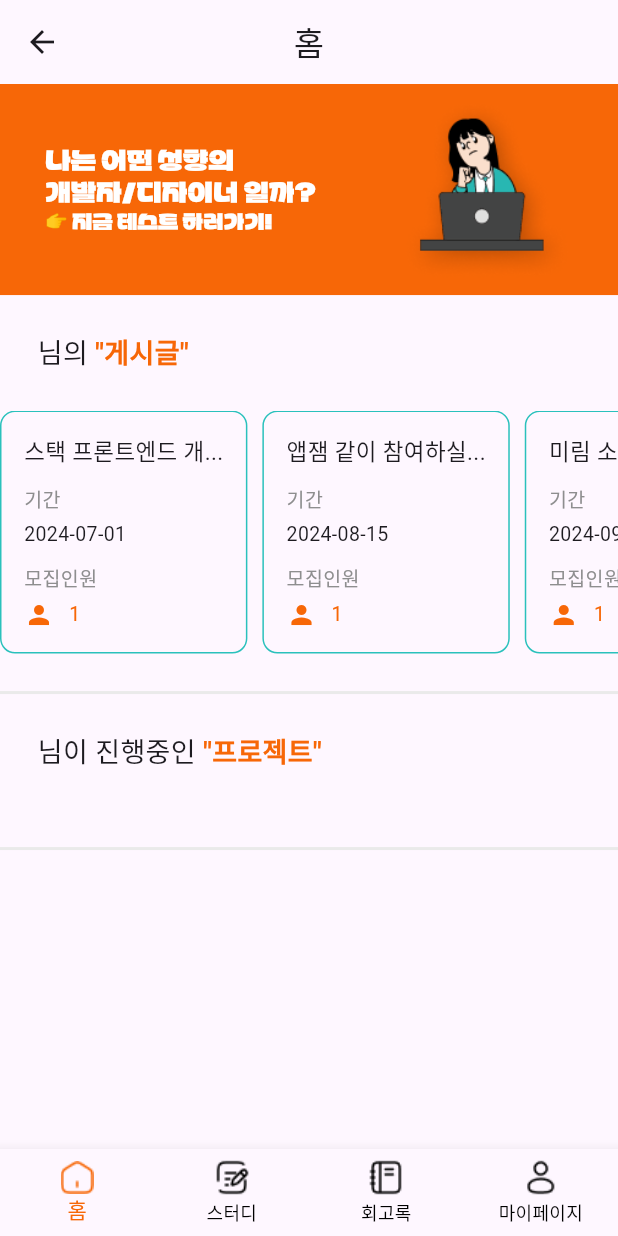
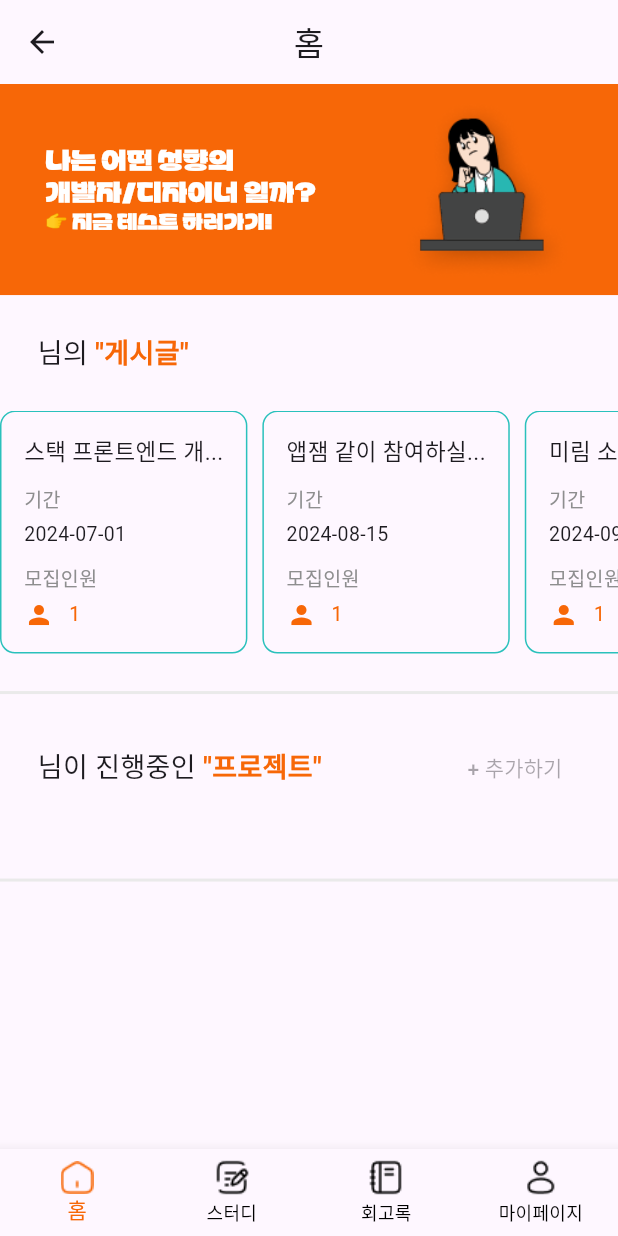
Before and after one commit to DreamOrReality/Dream-Or-Reality-Flutter, a Flutter app: the HomeScreen screen opened directly, on a phone screen of 412 x 824 dp. Run offline on Flutter 3.47's test engine with Material 3 defaults, Android fonts, the phone set to English and light mode, and no system bars; our stand-ins replace shared_preferences, table_calendar; accounts and stored records are empty.

Commit message:
feat. text button 추가

```diff
--- a/lib/screens/home_screen.dart
+++ b/lib/screens/home_screen.dart
@@ -317,6 +317,10 @@ Widget buildMyProjectTitle(BuildContext context, String username) {
   return Padding(
     padding: const EdgeInsets.all(25.0),
     child: Row(
+      mainAxisAlignment: MainAxisAlignment.spaceBetween,
+      children: [
+        Container(
+          child: Row(
             children: [
               Text(
                 "$username님이 진행중인",
@@ -325,8 +329,14 @@ Widget buildMyProjectTitle(BuildContext context, String username) {
               Text(
                 " \"프로젝트\"",
                 style: TextStyle(
-              color: primaryColor, fontSize: 18, fontWeight: FontWeight.bold),
+                    color: primaryColor,
+                    fontSize: 18,
+                    fontWeight: FontWeight.bold),
               ),
+            ],
+          ),
+        ),
+        TextButton(onPressed: null, child: Text('+ 추가하기')),
       ],
     ),
   );
```
Lines whose indentation alone changed are shown as unchanged.
